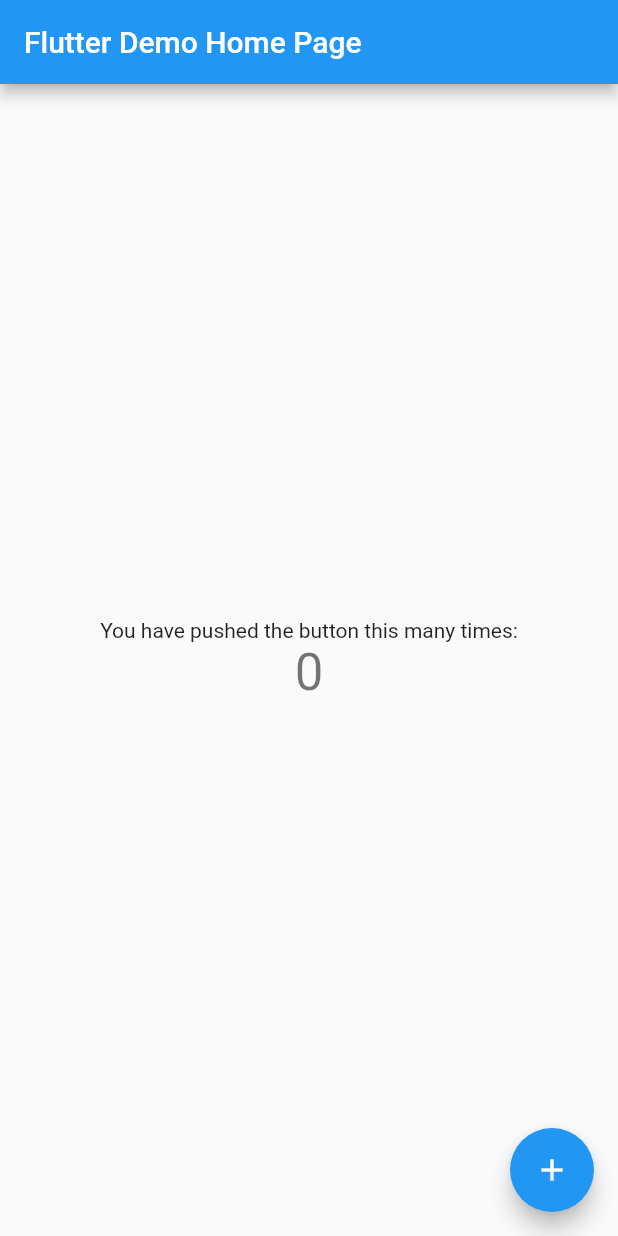
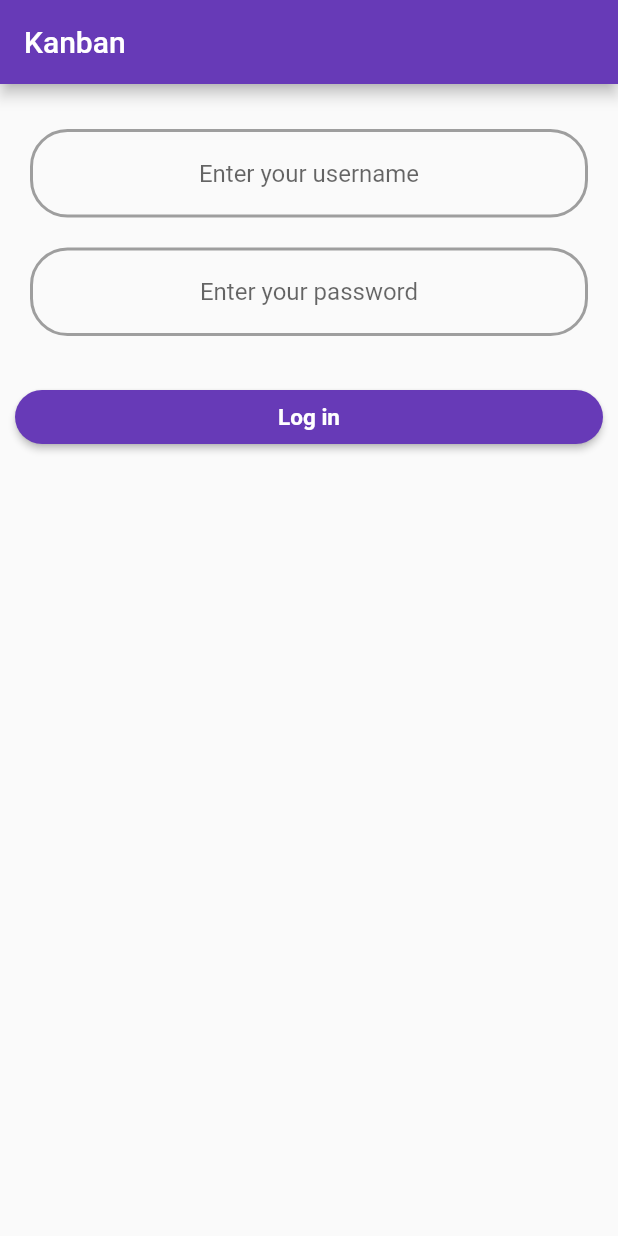
Before and after one commit to ksushkin422/flutter_kanban_bloc, a Flutter app: the screen it shows after launch, on a phone screen of 412 x 824 dp. Run offline on Flutter 3.47's test engine with Material 2 defaults, Android fonts, the phone set to English and light mode, and no system bars; our stand-ins replace dio, rxdart, shared_preferences, styled_widget.

Commit message:
+ form + login/ + error messages + tabs with data lists

```diff
--- a/lib/main.dart
+++ b/lib/main.dart
@@ -1,7 +1,15 @@
 import 'package:flutter/material.dart';
+import 'package:kanban/screens/cards.dart';
+import 'package:kanban/screens/cards_widget.dart';
+import 'package:shared_preferences/shared_preferences.dart';
 
-void main() {
-  runApp(const MyApp());
+import 'screens/auth.dart';
+
+void main() async {
+  WidgetsFlutterBinding.ensureInitialized();
+  await SharedPreferences.getInstance().then((instance) async {
+    runApp(const MyApp());
+  });
 }
 
 class MyApp extends StatelessWidget {
@@ -10,11 +18,18 @@ class MyApp extends StatelessWidget {
   @override
   Widget build(BuildContext context) {
     return MaterialApp(
-      title: 'Flutter Demo',
+      title: '',
       theme: ThemeData(
-        primarySwatch: Colors.blue,
+        primarySwatch: Colors.deepPurple,
       ),
-      home: const MyHomePage(title: 'Flutter Demo Home Page'),
+      debugShowCheckedModeBanner: false,
+      initialRoute: 'auth/',
+      routes: {
+        'auth/': (context) => Auth(),
+        'cards/': (context) => Cards(),
+        'cardsB/': (context) => CardWidget(),
+      },
+      // home: const MyHomePage(title: 'Flutter Demo Home Page'),
     );
   }
 }
--- /dev/null
+++ b/lib/model/card_response.dart
@@ -0,0 +1,19 @@
+
+
+import 'card.dart';
+
+class CardResponse {
+  final List<CardK> results;
+  final String error;
+
+  CardResponse(this.results, this.error);
+
+  CardResponse.fromJson(List<dynamic> json):
+        results = (json).map((e) => new CardK.fromJson(e)).toList(),
+        error = "";
+
+  CardResponse.withError(String errorValue):
+      results = <CardK>[],
+      error = errorValue;
+
+}
--- /dev/null
+++ b/lib/screens/auth.dart
@@ -0,0 +1,200 @@
+import 'package:dio/dio.dart';
+import 'package:flutter/material.dart';
+import 'package:flutter/cupertino.dart';
+import 'package:kanban/api/api_client.dart';
+import 'package:kanban/settings.dart';
+import 'package:styled_widget/styled_widget.dart';
+import 'dart:developer' as console;
+
+class Auth extends StatefulWidget {
+  @override
+  _AuthState createState() => _AuthState();
+}
+
+class _AuthState extends State<Auth> {
+  final GlobalKey<FormState> _formKey = new GlobalKey<FormState>();
+  String username = '';
+  String password = '';
+
+  @override
+  void initState() {
+    super.initState();
+  }
+
+  @override
+  Widget build(BuildContext context) {
+    return Scaffold(
+      appBar: AppBar(
+        title: const Text("Kanban"),
+      ),
+      body: Container(
+        child: Padding(
+          padding: const EdgeInsets.symmetric(vertical: 20, horizontal: 10),
+          child: Form(
+            key: this._formKey,
+            child: ListView(
+              children: [
+                TextFormField(
+                  keyboardType: TextInputType.name,
+                  textAlign: TextAlign.center,
+                  textInputAction: TextInputAction.next,
+                  decoration: InputDecoration(
+                    hintText: 'Enter your username',
+                    focusedBorder: OutlineInputBorder(
+                      borderRadius: BorderRadius.circular(25.0),
+                      borderSide: const BorderSide(
+                        color: Colors.deepPurple,
+                        width: 2.0,
+                      ),
+                    ),
+                    focusedErrorBorder: OutlineInputBorder(
+                      borderRadius: BorderRadius.circular(25.0),
+                      borderSide: const BorderSide(
+                        color: Colors.red,
+                        width: 2.0,
+                      ),
+                    ),
+                    errorBorder: OutlineInputBorder(
+                      borderRadius: BorderRadius.circular(25.0),
+                      borderSide: const BorderSide(
+                        color: Colors.red,
+                        width: 2.0,
+                      ),
+                    ),
+                    disabledBorder: OutlineInputBorder(
+                      borderRadius: BorderRadius.circular(25.0),
+                      borderSide: const BorderSide(
+                        color: Colors.red,
+                        width: 2.0,
+                      ),
+                    ),
+                    enabledBorder: OutlineInputBorder(
+                      borderRadius: BorderRadius.circular(25.0),
+                      borderSide: const BorderSide(
+                        color: Colors.grey,
+                        width: 2.0,
+                      ),
+                    ),
+                  ),
+                  validator: (value) {
+                    return (value!.length < 4) ? 'Minimum is 4 characters' : null;
+                  },
+                  onChanged: (value){
+                    username = value;
+                  },
+                ).padding(all: 10),
+                TextFormField(
+                  obscureText: true,
+                  textAlign: TextAlign.center,
+                  textInputAction: TextInputAction.next,
+                  decoration: InputDecoration(
+                    hintText: 'Enter your password',
+                    focusedBorder: OutlineInputBorder(
+                      borderRadius: BorderRadius.circular(25.0),
+                      borderSide: const BorderSide(
+                        color: Colors.deepPurple,
+                        width: 2.0,
+                      ),
+                    ),
+                    focusedErrorBorder: OutlineInputBorder(
+                      borderRadius: BorderRadius.circular(25.0),
+                      borderSide: const BorderSide(
+                        color: Colors.red,
+                        width: 2.0,
+                      ),
+                    ),
+                    enabledBorder: OutlineInputBorder(
+                      borderRadius: BorderRadius.circular(25.0),
+                      borderSide: const BorderSide(
+                        color: Colors.grey,
+                        width: 2.0,
+                      ),
+                    ),
+                    errorBorder: OutlineInputBorder(
+                      borderRadius: BorderRadius.circular(25.0),
+                      borderSide: const BorderSide(
+                        color: Colors.red,
+                        width: 2.0,
+                      ),
+                    ),
+                  ),
+                  validator: (value) {
+                    return (value!.length < 8) ? 'Minimum is 8 characters' : null;
+                  },
+                  onChanged: (value){
+                    password = value;
+                  },
+                ).padding(all: 10),
+                Container(
+                  width: MediaQuery.of(context).size.width/2,
+                  child:  ElevatedButton(
+                    child: const Text(
+                      'Log in',
+                      style: TextStyle(
+                          color: Colors.white
+                      ),
+                    ),
+                    onPressed: () async {
+                      if (this._formKey.currentState!.validate()) {
+                        console.log('valid');
+                        try {
+                          var request = await ApiClient().apiAuth(username,
+                              password);
+                          console.log('${request.statusCode}');
+                          console.log('${request.data}');
+                          if (request.statusCode == 200) {
+                            preferences.token = request.data['token'];
+                            console.log('${preferences.token}');
+                            Navigator.pushReplacementNamed(context, 'cardsB/');
+                            // Navigator.pushReplacementNamed(context, 'cards/');
+                          }
+                        } on DioError catch (e) {
+                          console.log('${e.message}');
+                          _errorDialog('${Exception(e.response?.data)}');
+                          throw Exception(e.response?.data);
+                        }
+                      }
+
+                    },
+                    style: ElevatedButton.styleFrom(
+                        primary: Colors.deepPurple,
+                        shape: RoundedRectangleBorder(borderRadius: BorderRadius.circular(25),),
+                        textStyle: TextStyle(
+                            fontSize: 15,
+                            fontWeight: FontWeight.bold)),
+                    // onPressed: this.submit,
+                  ),
+                  margin: const EdgeInsets.only(
+                      top: 20.0
+                  ),
+                )
+              ],
+            ),
+          ),
+        ),
+      ),
+    );
+  }
+
+  void _errorDialog(String exception){
+    showCupertinoDialog(
+      context: context,
+      builder: (context) {
+        return CupertinoAlertDialog(
+          title: Text("Error"),
+          content: Text("${exception}"),
+          actions: [
+            CupertinoDialogAction(
+              isDestructiveAction: true,
+                child: Text("Ок"),
+                onPressed: ()
+                {
+                  Navigator.of(context).pop();
+                }
+            ),
+          ],
+        );
+      },
+    );
+  }
+}
--- /dev/null
+++ b/lib/settings.dart
@@ -0,0 +1,14 @@
+
+final preferences = MyPreferences();
+class MyPreferences {
+  String token = '';
+  Map<String, dynamic> applicationBaseDioOptions() {
+    return {
+      'Content-Type': 'application/json',
+      'Accept': 'application/json',
+      'Authorization': 'JWT ${preferences.token}',
+      'username': 'armada',
+      'password': 'FSH6zBZ0p9yH'
+    };
+  }
+}
```
Also changed, not shown: lib/api/api_client.dart (added, +71 -0 lines), lib/bloc/card_bloc.dart (added, +23 -0 lines), lib/model/card.dart (added, +15 -0 lines), lib/screens/cards.dart (added, +95 -0 lines), lib/screens/cards_widget.dart (added, +144 -0 lines), pubspec.yaml (+7 -0 lines), pubspec.lock.
